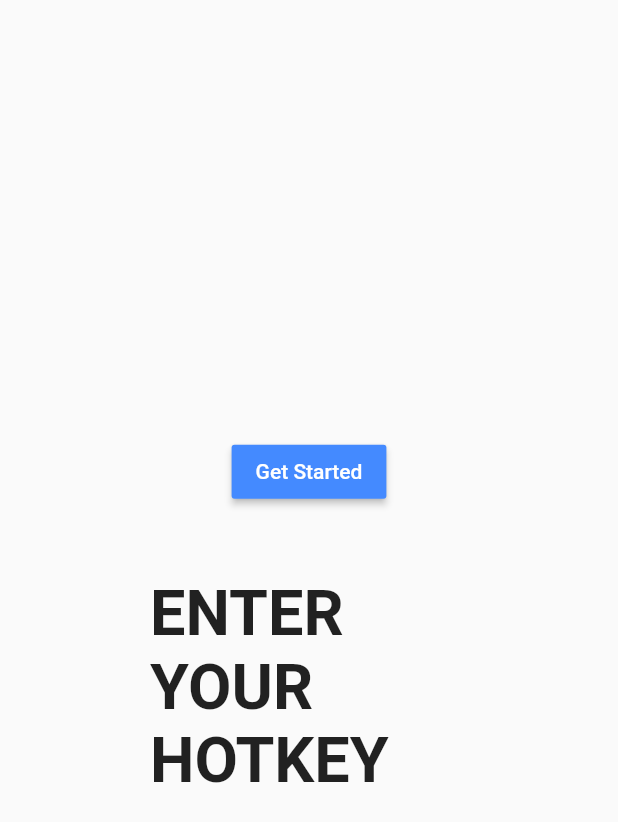
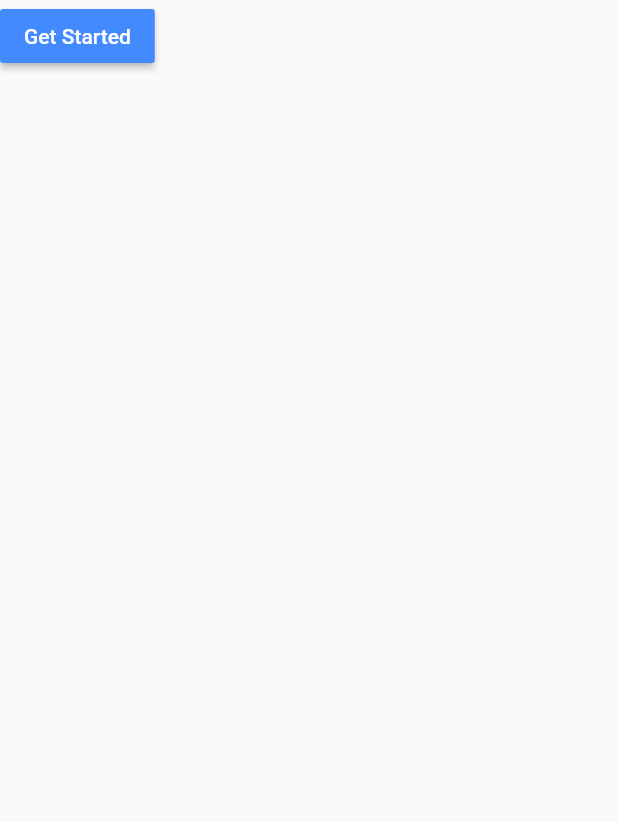
Before and after one commit to PhysicalRevelry/hotkey_flashcards, a Flutter app: the screen it shows after launch, on a phone screen of 412 x 824 dp. Shown: the top 822 px of the screen. Run offline on Flutter 3.47's test engine with Material 2 defaults, Android fonts, the phone set to English and light mode, and no system bars; our stand-ins replace flutter_hooks, hooks_riverpod.

Commit message:
Changed the start up UI

```diff
--- a/lib/main.dart
+++ b/lib/main.dart
@@ -1,18 +1,22 @@
 import 'package:flutter/material.dart';
 import 'package:hooks_riverpod/hooks_riverpod.dart';
 import 'package:hotkey_flashcards/screens/flashcards.dart';
-// import 'package:hotkey_flashcards/screens/reference_code.dart';
+import 'package:hotkey_flashcards/screens/get_started.dart';
 
 void main() {
   runApp(ProviderScope(child: MyApp()));
 }
 
 class MyApp extends StatelessWidget {
-  // This widget is the root of your application.
+
   @override
   Widget build(BuildContext context) {
     return MaterialApp(
-      home: FlashCards(),
+      routes: {
+        '/getStarted' : (context) => GetStarted(),
+        '/flashcards' : (context) => FlashCards(),
+      },
+      home: GetStarted(),
     );
   }
 }
--- a/lib/screens/flashcards.dart
+++ b/lib/screens/flashcards.dart
@@ -1,6 +1,4 @@
 import 'package:flutter/material.dart';
-
-// import 'package:hotkey_flashcards/hotkeys/hotkeys.dart';
 import 'package:hotkey_flashcards/state/state.dart';
 import 'package:hooks_riverpod/hooks_riverpod.dart';
 import 'package:flutter_hooks/flutter_hooks.dart';
@@ -27,12 +25,6 @@ class FlashCards extends HookWidget {
               child: Column(
                 mainAxisAlignment: MainAxisAlignment.center,
                 children: [
-                  flashCard.target == null
-                      ? GetStartedButton()
-                      : SizedBox(
-                          height: 36,
-                        ),
-                  //TODO Make this a widget
                   SizedBox(
                     height: 30,
                   ),
--- /dev/null
+++ b/lib/screens/get_started.dart
@@ -0,0 +1,26 @@
+import 'package:flutter/material.dart';
+import 'package:hotkey_flashcards/state/state.dart';
+import 'package:hotkey_flashcards/widgets/get_started_button.dart';
+import 'package:flutter_hooks/flutter_hooks.dart';
+import 'package:hooks_riverpod/hooks_riverpod.dart';
+
+class GetStarted extends HookWidget {
+  const GetStarted({Key key}) : super(key: key);
+
+  @override
+  Widget build(BuildContext context) {
+    final flashCard = useProvider(stateProvider);
+
+    return Scaffold(
+      body: RawKeyboardListener(
+        focusNode: flashCard.textNode,
+        autofocus: true,
+        onKey: (key) {
+          flashCard.getStarted(key, context);
+          flashCard.selectHotKey();
+        },
+        child: GetStartedButton(),
+      ),
+    );
+  }
+}
--- a/lib/widgets/choose_verdict.dart
+++ b/lib/widgets/choose_verdict.dart
@@ -13,7 +13,7 @@ class VerdictWidget extends HookWidget {
   // I want the verdict (right vs wrong icon) to not show if there is no key stroke yet
   Widget build(BuildContext context) {
     final flashCard = useProvider(stateProvider);
-    return                   flashCard.keyedHotKey == null
+    return flashCard.keyedHotKey == null || flashCard.target == null
         ? SizedBox( height: 2,)
         : flashCard.isRightHotKey(
         flashCard.target, flashCard.keyedHotKey)
--- a/pubspec.yaml
+++ b/pubspec.yaml
@@ -28,8 +28,6 @@ dependencies:
   # The following adds the Cupertino Icons font to your application.
   # Use with the CupertinoIcons class for iOS style icons.
   cupertino_icons: ^1.0.2
-#  flutter_riverpod: ^0.14.0+3
-#  flutter_hooks: ^0.17.0
   hooks_riverpod: ^0.14.0+4
 
 dev_dependencies:
```
Also changed, not shown: lib/state/state.dart (+11 -9 lines).
